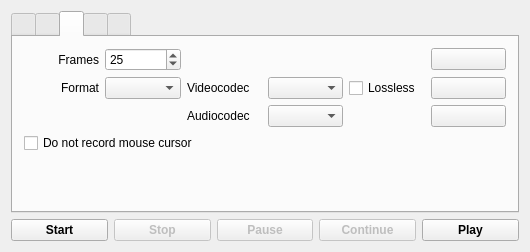
Qt form mainwindow.ui (vkohaupt/vokoscreenNG) before a commit.
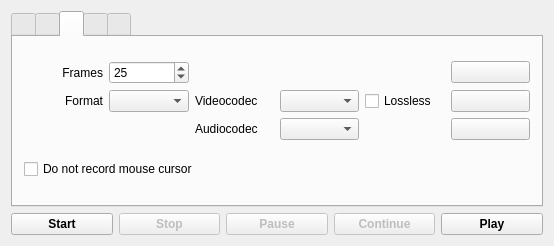
The same form after that commit. The open tabs and pages were chosen to show the change. Icons and pictures are not drawn.

What changed in the file:
```diff
--- a/mainwindow.ui
+++ b/mainwindow.ui
@@ -6,8 +6,8 @@
    <rect>
     <x>0</x>
     <y>0</y>
-    <width>530</width>
-    <height>252</height>
+    <width>554</width>
+    <height>246</height>
    </rect>
   </property>
   <property name="windowTitle">
@@ -275,19 +275,6 @@
           </property>
          </widget>
         </item>
-        <item>
-         <spacer name="verticalSpacer_2">
-          <property name="orientation">
-           <enum>Qt::Vertical</enum>
-          </property>
-          <property name="sizeHint" stdset="0">
-           <size>
-            <width>20</width>
-            <height>40</height>
-           </size>
-          </property>
-         </spacer>
-        </item>
        </layout>
       </widget>
       <widget class="QWidget" name="tabMisc">
```
Left out of the diff: 40 changed lines with no effect on the pictures.
